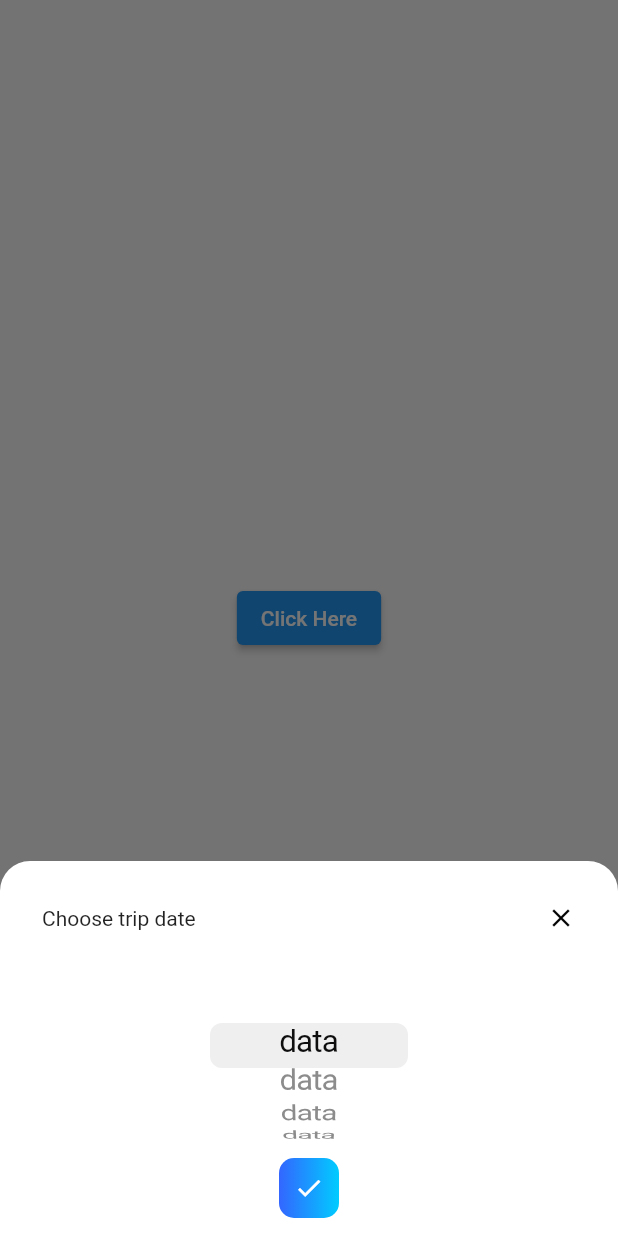
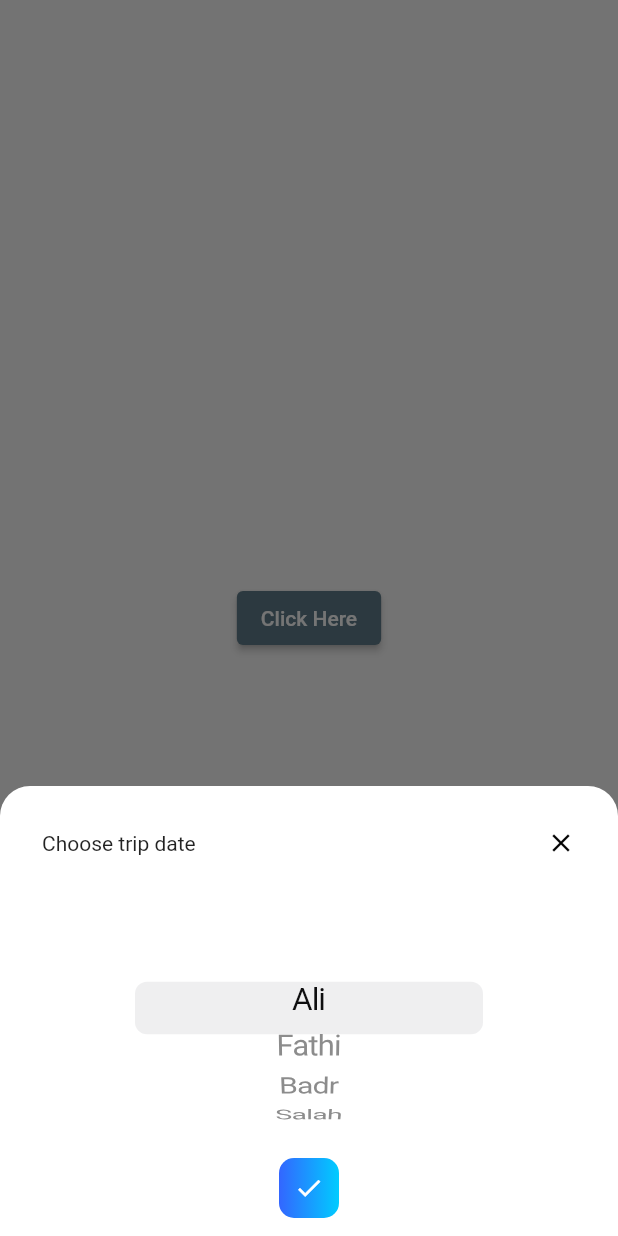
Before and after one commit to koukibadr/Bottom-Picker, a Flutter app: the screen it shows after launch, after a tap on "Click Here", on a phone screen of 412 x 824 dp. Run offline on Flutter 3.47's test engine with Material 2 defaults, Android fonts, the phone set to English and light mode, and no system bars.

Commit message:
add list items parameter to bottom picker widget

```diff
--- a/example/lib/main.dart
+++ b/example/lib/main.dart
@@ -12,7 +12,7 @@ class MyApp extends StatelessWidget {
     return MaterialApp(
       title: 'Flutter Demo',
       theme: ThemeData(
-        primarySwatch: Colors.blue,
+        primarySwatch: Colors.blueGrey,
       ),
       home: Scaffold(
         body: ExampleApp(),
@@ -30,6 +30,7 @@ class ExampleApp extends StatelessWidget {
         onPressed: () {
           BottomPicker(
             title: "Choose trip date",
+            items: [Text("Ali"), Text("Fathi"), Text("Badr"), Text("Salah")],
           ).show(context);
         },
         child: Text("Click Here"),
--- a/lib/bottom_picker.dart
+++ b/lib/bottom_picker.dart
@@ -8,15 +8,18 @@ class BottomPicker extends StatelessWidget {
   final String title;
   final TextStyle titleStyle;
   final bool dismissable;
+  late List<Text>? items;
 
   late CupertinoDatePickerMode datePickerMode;
   late BOTTOM_PICKER_TYPE bottomPickerType;
 
   BottomPicker(
       {required this.title,
+      required this.items,
       this.titleStyle = const TextStyle(),
       this.dismissable = false}) {
     this.bottomPickerType = BOTTOM_PICKER_TYPE.SIMPLE;
+    assert(this.items != null && this.items!.isNotEmpty);
   }
 
   BottomPicker.date(
@@ -61,7 +64,7 @@ class BottomPicker extends StatelessWidget {
   @override
   Widget build(BuildContext context) {
     return Container(
-      height: 250,
+      height: 300,
       width: double.infinity,
       decoration: BoxDecoration(
           color: Colors.white,
@@ -98,12 +101,12 @@ class BottomPicker extends StatelessWidget {
 
   Container _renderSimplePicker() {
     return Container(
-      height: 150,
-      width: 150,
+      height: 200,
+      width: 250,
       child: CupertinoPicker(
-          itemExtent: 30,
+          itemExtent: 35,
           onSelectedItemChanged: (int) {},
-          children: [Text("data"), Text("data"), Text("data"), Text("data")]),
+          children: this.items!),
     );
   }
 
```
